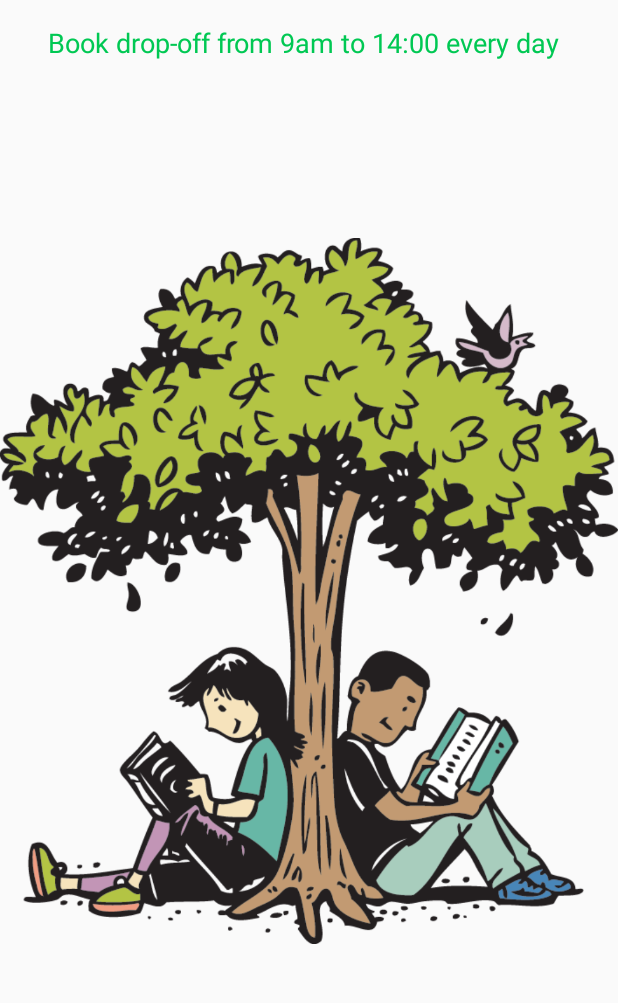
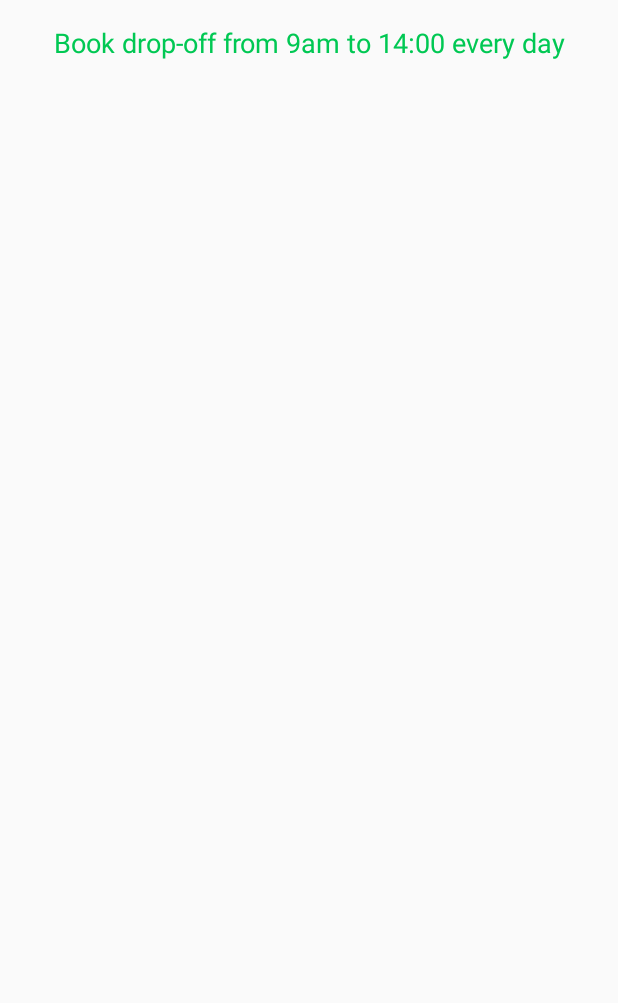
Before and after one commit to fleckc3/SDA_Assign4_2020, an Android app: the layout fragment_welcome.xml on its own in the app's theme, with its tools: preview values and no code run, on a phone screen of 412 x 824 dp, the part 127-1130 px from its top. Run offline under Robolectric (Android 15) with nearby library versions, the phone set to English and light mode, and no system bars.

Commit message:
final comments/javadoc and few small design choices

```diff
--- a/app/src/main/res/layout/fragment_welcome.xml
+++ b/app/src/main/res/layout/fragment_welcome.xml
@@ -33,10 +33,11 @@
             android:id="@+id/officeHours"
             android:layout_width="0dp"
             android:layout_height="wrap_content"
-            android:layout_marginStart="32dp"
+            android:layout_marginStart="16dp"
             android:layout_marginTop="16dp"
             android:layout_marginEnd="16dp"
             android:text="@string/book_drop_off_times"
+            android:textAlignment="center"
             android:textColor="#00C853"
             android:textSize="18sp"
             app:layout_constraintEnd_toEndOf="parent"
@@ -50,7 +51,6 @@
             android:layout_marginTop="16dp"
             android:layout_marginBottom="8dp"
             android:contentDescription="@string/library"
-            android:src="@drawable/reading_tree"
             app:layout_constraintBottom_toBottomOf="parent"
             app:layout_constraintEnd_toEndOf="parent"
             app:layout_constraintStart_toStartOf="parent"
```
Also changed, not shown: app/src/main/java/com/example/sdaassign4_2019/ViewPageAdapter.java (+14 -0 lines), app/src/main/java/com/example/sdaassign4_2019/Welcome.java (+1 -20 lines).
